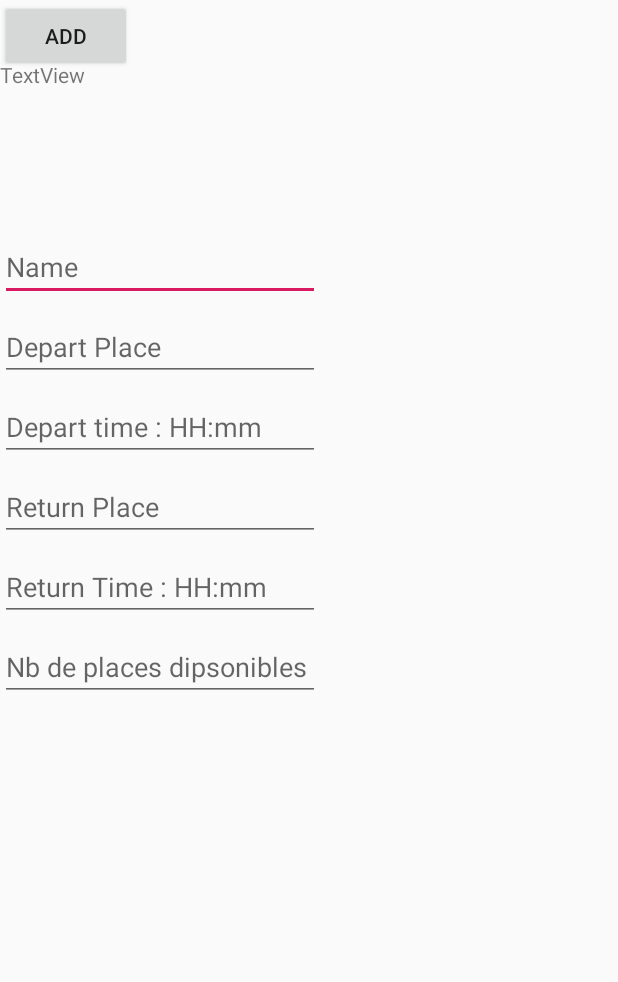
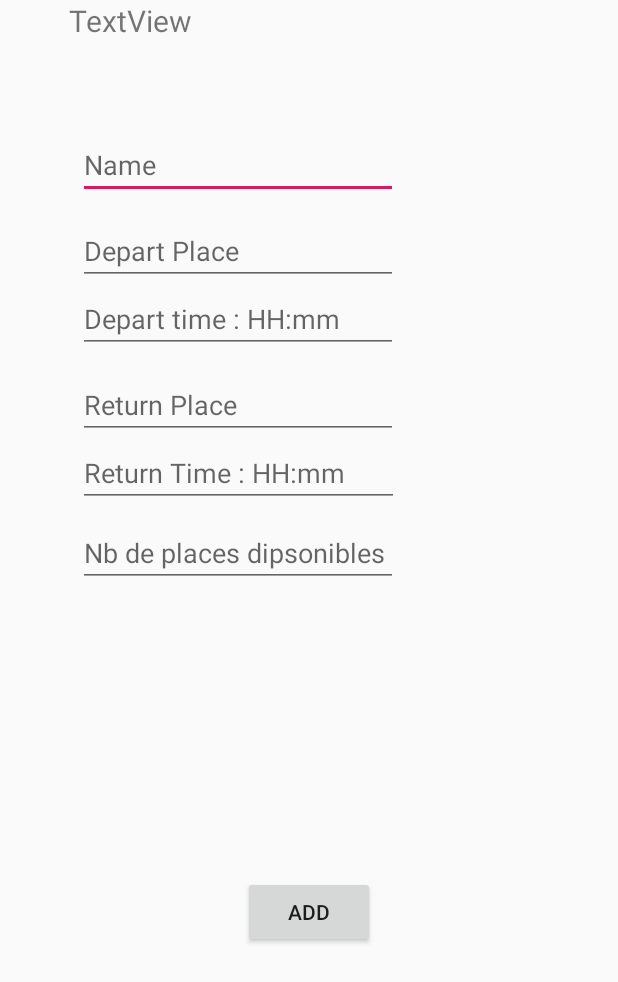
Before and after one commit to MaximeCrp/samva, an Android app: the layout creation_fragment.xml on its own in the app's theme, with its tools: preview values and no code run, on a phone screen of 412 x 824 dp. Shown: the top 982 px of the screen. Run offline under Robolectric (Android 15) with nearby library versions, the phone set to English and light mode, and no system bars.

```diff
--- a/Samva/app/src/main/res/layout/creation_fragment.xml
+++ b/Samva/app/src/main/res/layout/creation_fragment.xml
@@ -8,88 +8,112 @@
 
     <TextView
         android:id="@+id/title"
-        android:layout_width="292dp"
+        android:layout_width="295dp"
         android:layout_height="59dp"
-        android:layout_marginTop="40dp"
+        android:layout_marginStart="44dp"
+        android:layout_marginLeft="44dp"
+        android:layout_marginEnd="8dp"
+        android:layout_marginRight="8dp"
         android:text="TextView"
-        app:layout_constraintTop_toTopOf="parent"
-        tools:layout_editor_absoluteX="47dp" />
+        android:textSize="20dp"
+        app:layout_constraintEnd_toEndOf="parent"
+        app:layout_constraintHorizontal_bias="0.027"
+        app:layout_constraintStart_toStartOf="parent"
+        tools:layout_editor_absoluteY="16dp" />
 
     <EditText
         android:id="@+id/sam_name"
         android:layout_width="wrap_content"
         android:layout_height="wrap_content"
-        android:layout_marginTop="56dp"
+        android:layout_marginStart="52dp"
+        android:layout_marginLeft="52dp"
+        android:layout_marginTop="28dp"
         android:ems="10"
         android:hint="Name"
         android:inputType="textPersonName"
-        app:layout_constraintTop_toBottomOf="@+id/title"
-        tools:layout_editor_absoluteX="47dp" />
+        app:layout_constraintStart_toStartOf="parent"
+        app:layout_constraintTop_toBottomOf="@+id/title" />
 
 
     <EditText
         android:id="@+id/depart_place"
         android:layout_width="wrap_content"
         android:layout_height="wrap_content"
-        android:layout_marginTop="8dp"
+        android:layout_marginStart="52dp"
+        android:layout_marginLeft="52dp"
+        android:layout_marginTop="12dp"
         android:ems="10"
         android:hint="Depart Place"
         android:inputType="textPersonName"
-        app:layout_constraintTop_toBottomOf="@+id/sam_name"
-        tools:layout_editor_absoluteX="47dp" />
+        app:layout_constraintStart_toStartOf="parent"
+        app:layout_constraintTop_toBottomOf="@+id/sam_name" />
 
     <EditText
         android:id="@+id/return_place"
         android:layout_width="wrap_content"
         android:layout_height="wrap_content"
-        android:layout_marginTop="8dp"
+        android:layout_marginStart="52dp"
+        android:layout_marginLeft="52dp"
+        android:layout_marginTop="12dp"
         android:ems="10"
         android:hint="Return Place"
         android:inputType="textPersonName"
-        app:layout_constraintTop_toBottomOf="@+id/depart_time"
-        tools:layout_editor_absoluteX="47dp" />
+        app:layout_constraintStart_toStartOf="parent"
+        app:layout_constraintTop_toBottomOf="@+id/depart_time" />
 
     <EditText
         android:id="@+id/depart_time"
         android:layout_width="wrap_content"
         android:layout_height="wrap_content"
-        android:layout_marginTop="8dp"
+        android:layout_marginStart="52dp"
+        android:layout_marginLeft="52dp"
         android:ems="10"
+        android:hint="Depart time : HH:mm"
         android:inputType="time"
-        android:hint="Depart time : HH:mm"
-        app:layout_constraintTop_toBottomOf="@+id/depart_place"
-        tools:layout_editor_absoluteX="47dp" />
+        app:layout_constraintStart_toStartOf="parent"
+        app:layout_constraintTop_toBottomOf="@+id/depart_place" />
 
     <EditText
         android:id="@+id/return_time"
-        android:layout_width="wrap_content"
+        android:layout_width="214dp"
         android:layout_height="wrap_content"
-        android:layout_marginTop="8dp"
+        android:layout_marginStart="52dp"
+        android:layout_marginLeft="52dp"
         android:ems="10"
+        android:hint="Return Time : HH:mm"
         android:inputType="time"
-        android:hint="Return Time : HH:mm"
-        app:layout_constraintTop_toBottomOf="@+id/return_place"
-        tools:layout_editor_absoluteX="47dp" />
+        app:layout_constraintStart_toStartOf="parent"
+        app:layout_constraintTop_toBottomOf="@+id/return_place" />
 
     <EditText
         android:id="@+id/nb_places"
         android:layout_width="wrap_content"
         android:layout_height="wrap_content"
+        android:layout_marginStart="52dp"
+        android:layout_marginLeft="52dp"
         android:layout_marginTop="8dp"
         android:ems="10"
+        android:hint="Nb de places dipsonibles"
         android:inputType="number"
-        android:hint="Nb de places dipsonibles"
-        app:layout_constraintTop_toBottomOf="@+id/return_time"
-        tools:layout_editor_absoluteX="47dp" />
+        app:layout_constraintStart_toStartOf="parent"
+        app:layout_constraintTop_toBottomOf="@+id/return_time" />
 
     <Button
         android:id="@+id/button"
         android:layout_width="wrap_content"
         android:layout_height="wrap_content"
+        android:layout_marginStart="8dp"
+
+        android:layout_marginLeft="8dp"
+        android:layout_marginTop="8dp"
+        android:layout_marginEnd="8dp"
+        android:layout_marginRight="8dp"
+        android:layout_marginBottom="8dp"
         android:text="Add"
-
-        tools:layout_editor_absoluteX="279dp"
-        tools:layout_editor_absoluteY="446dp" />
+        app:layout_constraintBottom_toBottomOf="parent"
+        app:layout_constraintEnd_toEndOf="parent"
+        app:layout_constraintStart_toStartOf="parent"
+        app:layout_constraintTop_toBottomOf="@+id/nb_places" />
 
 
 </android.support.constraint.ConstraintLayout>
```
Also changed, not shown: Samva/app/src/main/java/com/example/utilisateur/samva/DetailsFragment.java (+34 -0 lines), Samva/app/src/main/java/com/example/utilisateur/samva/EventActivity.java (+60 -2 lines), Samva/app/src/main/java/com/example/utilisateur/samva/TravelAdapter.java (added, +53 -0 lines), Samva/app/src/main/java/com/example/utilisateur/samva/TravelList.java (added, +37 -0 lines), Samva/app/src/main/java/com/example/utilisateur/samva/TravelViewHolder.java (added, +23 -0 lines), Samva/app/src/main/res/layout/event_details.xml (+13 -1 lines), Samva/app/src/main/res/layout/sam.xml (added, +60 -0 lines).
